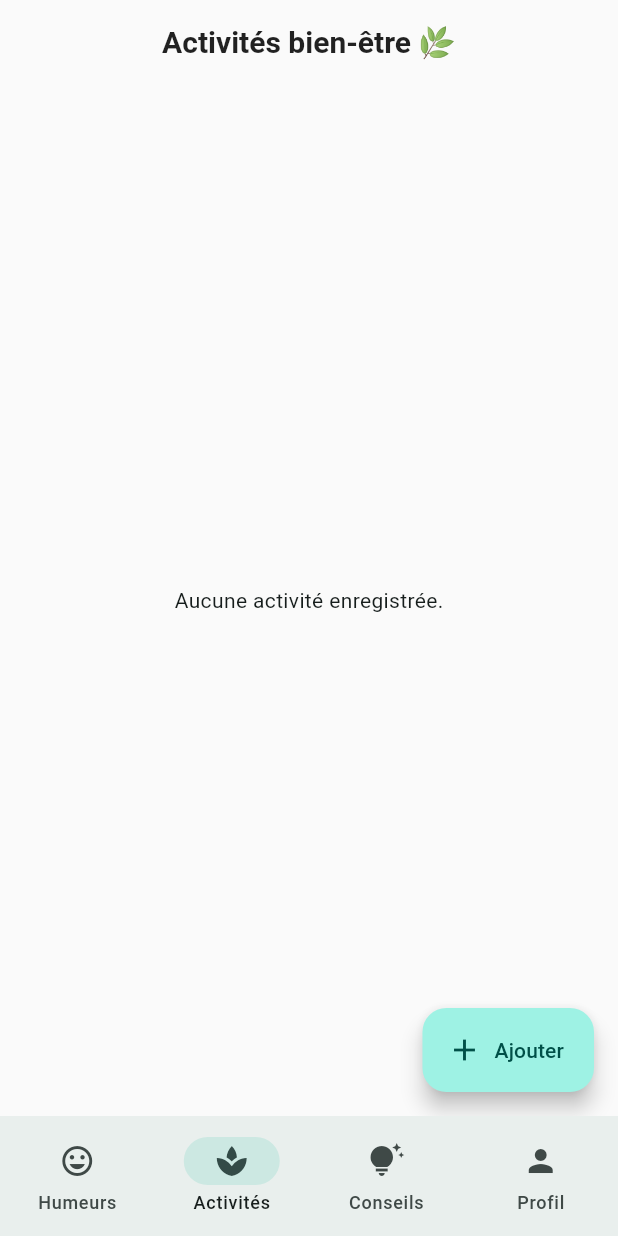
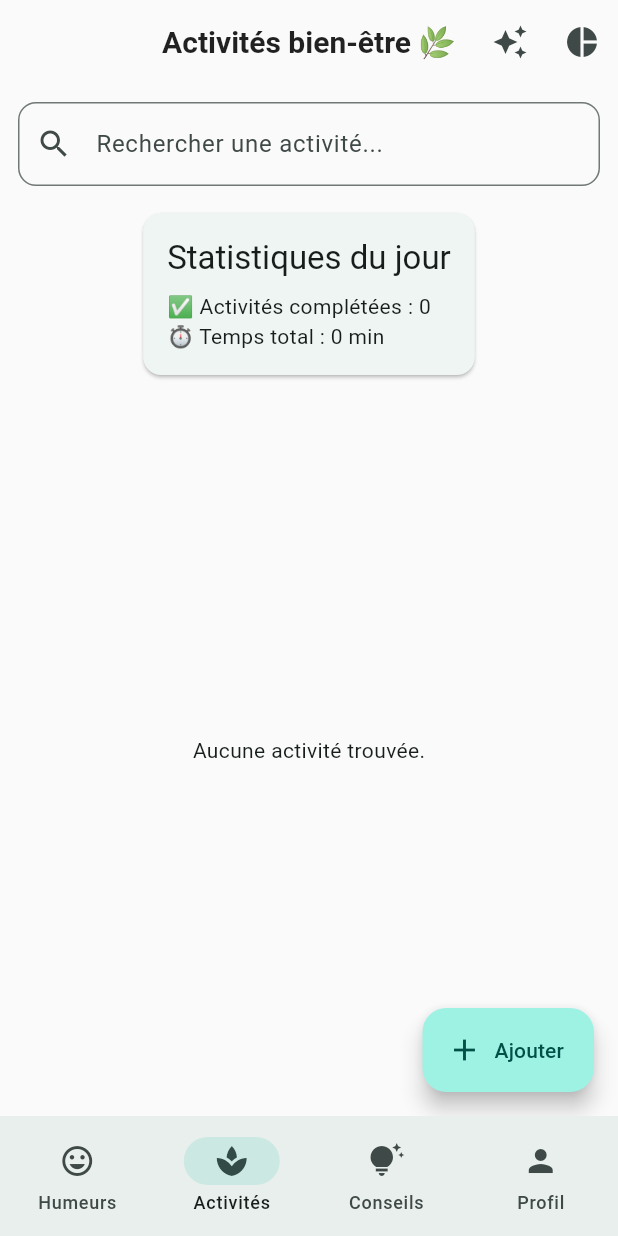
Before and after one commit to yamako2002/mindtrack-flutter, a Flutter app: the screen it shows after launch, item 2 of the bottom bar chosen, on a phone screen of 412 x 824 dp. Run offline on Flutter 3.47's test engine with Material 3 defaults, Android fonts, the phone set to English and light mode, and no system bars; our stand-ins replace cloud_firestore, firebase_auth, firebase_core, fl_chart, google_generative_ai; accounts and stored records are empty; Roboto replaces fonts that are missing (Poppins).

Commit message:
CRUD + RECHERCHE + STAT + SUGGESTION AI

```diff
--- a/mindtrack/lib/main.dart
+++ b/mindtrack/lib/main.dart
@@ -1,8 +1,10 @@
 import 'package:flutter/material.dart';
 import 'package:firebase_core/firebase_core.dart';
 import 'firebase_options.dart';
+import 'modules/activities/activities_ai_suggestions.dart';
 import 'theme/app_theme.dart';
 import 'modules/home_shell.dart';
+import 'modules/activities/activities_stats_screen.dart'; // ✅ Ajout ici
 
 void main() async {
   WidgetsFlutterBinding.ensureInitialized();
@@ -22,6 +24,10 @@ class MindTrackApp extends StatelessWidget {
       debugShowCheckedModeBanner: false,
       theme: AppTheme.light,
       home: const HomeShell(),
+      routes: {
+        '/activities_stats': (_) => const ActivitiesStatsScreen(), // ✅ Route ajoutée
+        '/activities_ai_suggestions': (context) => const ActivitiesAISuggestionsScreen(),
+      },
     );
   }
 }
--- a/mindtrack/lib/modules/activities/activities_screen.dart
+++ b/mindtrack/lib/modules/activities/activities_screen.dart
@@ -6,8 +6,16 @@ import '../../modules/activity.dart';
 import 'activity_form.dart';
 import 'activity_tile.dart';
 
-class ActivitiesScreen extends StatelessWidget {
+class ActivitiesScreen extends StatefulWidget {
   const ActivitiesScreen({super.key});
+
+  @override
+  State<ActivitiesScreen> createState() => _ActivitiesScreenState();
+}
+
+class _ActivitiesScreenState extends State<ActivitiesScreen> {
+  final TextEditingController searchCtrl = TextEditingController();
+  String search = '';
 
   @override
   Widget build(BuildContext context) {
@@ -15,7 +23,22 @@ class ActivitiesScreen extends StatelessWidget {
     final col = FS.colUserSub(userId, 'activities');
 
     return Scaffold(
-      appBar: AppBar(title: const Text('Activités bien-être 🌿')),
+      appBar: AppBar(
+        title: const Text('Activités bien-être 🌿'),
+        actions: [
+          IconButton(
+            icon: const Icon(Icons.auto_awesome),
+            tooltip: "Suggestions IA",
+            onPressed: () => Navigator.pushNamed(context, '/activities_ai_suggestions'),
+          ),
+          IconButton(
+            icon: const Icon(Icons.pie_chart),
+            tooltip: "Statistiques",
+            onPressed: () => Navigator.pushNamed(context, '/activities_stats'),
+          ),
+        ],
+      ),
+
       floatingActionButton: FloatingActionButton.extended(
         onPressed: () => Navigator.push(
           context,
@@ -24,32 +47,103 @@ class ActivitiesScreen extends StatelessWidget {
         icon: const Icon(Icons.add),
         label: const Text('Ajouter'),
       ),
-      body: StreamBuilder<QuerySnapshot<Map<String, dynamic>>>(
+
+      body: Column(
+        children: [
+          // 🔍 Barre de recherche
+          Padding(
+            padding: const EdgeInsets.all(12),
+            child: TextField(
+              controller: searchCtrl,
+              decoration: InputDecoration(
+                hintText: "Rechercher une activité...",
+                prefixIcon: const Icon(Icons.search),
+                border: OutlineInputBorder(
+                  borderRadius: BorderRadius.circular(12),
+                ),
+              ),
+              onChanged: (value) => setState(() => search = value),
+            ),
+          ),
+
+          // 📡 Stream des données Firestore
+          Expanded(
+            child: StreamBuilder<QuerySnapshot<Map<String, dynamic>>>(
               stream: col.orderBy('createdAt', descending: true).snapshots(),
               builder: (context, snap) {
                 if (snap.connectionState == ConnectionState.waiting) {
                   return const Center(child: CircularProgressIndicator());
                 }
+
                 final docs = snap.data?.docs ?? [];
-          if (docs.isEmpty) {
-            return const Center(child: Text('Aucune activité enregistrée.'));
+                var activities = docs.map((d) => Activity.fromDoc(d.id, d.data())).toList();
+
+                // 🔍 Filtrage par nom
+                if (search.isNotEmpty) {
+                  activities = activities.where((a) =>
+                      a.name.toLowerCase().contains(search.toLowerCase())
+                  ).toList();
                 }
-          return ListView.builder(
-            itemCount: docs.length,
+
+                // 📊 Statistiques du jour
+                final today = DateTime.now();
+                final doneToday = activities.where((a) {
+                  final date = a.createdAt.toDate();
+                  return a.done &&
+                      date.year == today.year &&
+                      date.month == today.month &&
+                      date.day == today.day;
+                }).toList();
+
+                final completedCount = doneToday.length;
+                final totalDuration = doneToday.fold<int>(0, (sum, a) => sum + a.duration);
+
+                return Column(
+                  children: [
+                    // 🟩 Carte des stats
+                    Card(
+                      margin: const EdgeInsets.symmetric(horizontal: 12, vertical: 6),
+                      child: Padding(
+                        padding: const EdgeInsets.all(16),
+                        child: Column(
+                          crossAxisAlignment: CrossAxisAlignment.start,
+                          children: [
+                            Text("Statistiques du jour", style: Theme.of(context).textTheme.titleLarge),
+                            const SizedBox(height: 8),
+                            Text("✅ Activités complétées : $completedCount"),
+                            Text("⏱️ Temps total : $totalDuration min"),
+                          ],
+                        ),
+                      ),
+                    ),
+
+                    // 📋 Liste filtrée
+                    Expanded(
+                      child: activities.isEmpty
+                          ? const Center(child: Text("Aucune activité trouvée."))
+                          : ListView.builder(
+                        itemCount: activities.length,
                         itemBuilder: (context, i) {
-              final d = docs[i];
-              final activity = Activity.fromDoc(d.id, d.data());
+                          final activity = activities[i];
                           return ActivityTile(
                             activity: activity,
                             onEdit: () => Navigator.push(
                               context,
-                  MaterialPageRoute(builder: (_) => ActivityForm(col: col, existing: activity)),
+                              MaterialPageRoute(
+                                builder: (_) => ActivityForm(col: col, existing: activity),
+                              ),
                             ),
                             onDelete: () => FS.remove(col, activity.id),
                           );
                         },
+                      ),
+                    ),
+                  ],
                 );
               },
+            ),
+          ),
+        ],
       ),
     );
   }
--- a/mindtrack/lib/modules/activity.dart
+++ b/mindtrack/lib/modules/activity.dart
@@ -1,34 +1,44 @@
+import 'package:cloud_firestore/cloud_firestore.dart';
+
 class Activity {
   final String id;
   final String name;
+  final String? note;
   final String category;
-  final int duration; // en minutes
+  final int duration;
   final bool done;
-  final String? note;
+  final Timestamp createdAt;
 
   Activity({
     required this.id,
     required this.name,
+    this.note,
     required this.category,
     required this.duration,
-    required this.done,
-    this.note,
-  });
+    this.done = false,
+    Timestamp? createdAt,
+  }) : createdAt = createdAt ?? Timestamp.now();
 
-  Map<String, dynamic> toMap() => {
+  Map<String, dynamic> toMap() {
+    return {
       'name': name,
+      'note': note,
       'category': category,
       'duration': duration,
       'done': done,
-    'note': note,
+      'createdAt': createdAt,
     };
+  }
 
-  static Activity fromDoc(String id, Map<String, dynamic> m) => Activity(
+  factory Activity.fromDoc(String id, Map<String, dynamic> data) {
+    return Activity(
       id: id,
-    name: m['name'] ?? '',
-    category: m['category'] ?? '',
-    duration: (m['duration'] ?? 0) as int,
-    done: (m['done'] ?? false) as bool,
-    note: m['note'],
+      name: data['name'] ?? '',
+      note: data['note'],
+      category: data['category'] ?? 'autre',
+      duration: data['duration'] ?? 0,
+      done: data['done'] ?? false,
+      createdAt: data['createdAt'] ?? Timestamp.now(), // ✅ FIX ICI
     );
   }
+}
--- a/mindtrack/pubspec.yaml
+++ b/mindtrack/pubspec.yaml
@@ -28,6 +28,9 @@ environment:
 # the latest version available on pub.dev. To see which dependencies have newer
 # versions available, run `flutter pub outdated`.
 dependencies:
+  fl_chart: ^0.70.1
+  flutter_local_notifications: ^17.0.0
+  google_generative_ai: ^0.4.0
   flutter:
     sdk: flutter
   # UI et thème
```
Also changed, not shown: mindtrack/lib/modules/activities/activities_ai_suggestions.dart (added, +61 -0 lines), mindtrack/lib/modules/activities/activities_stats_screen.dart (added, +64 -0 lines), mindtrack/lib/modules/activities/activity_tile.dart (+31 -26 lines), mindtrack/lib/services/ai_service.dart (added, +30 -0 lines), mindtrack/pubspec.lock, 1 other file. Lines whose indentation alone changed are shown as unchanged.
